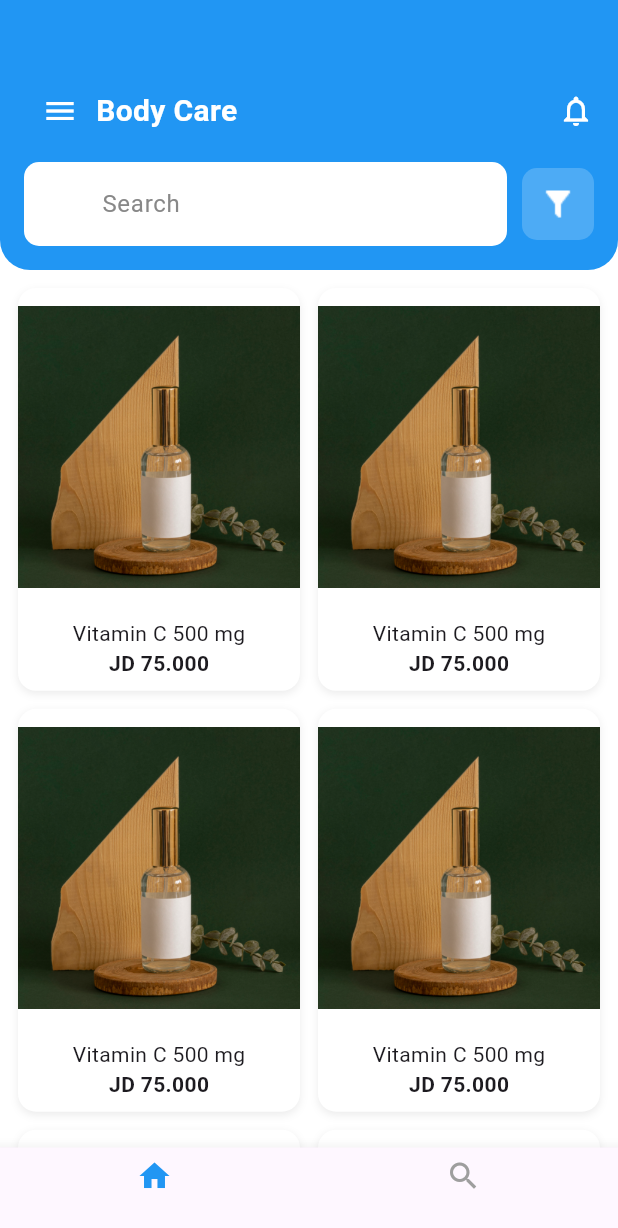
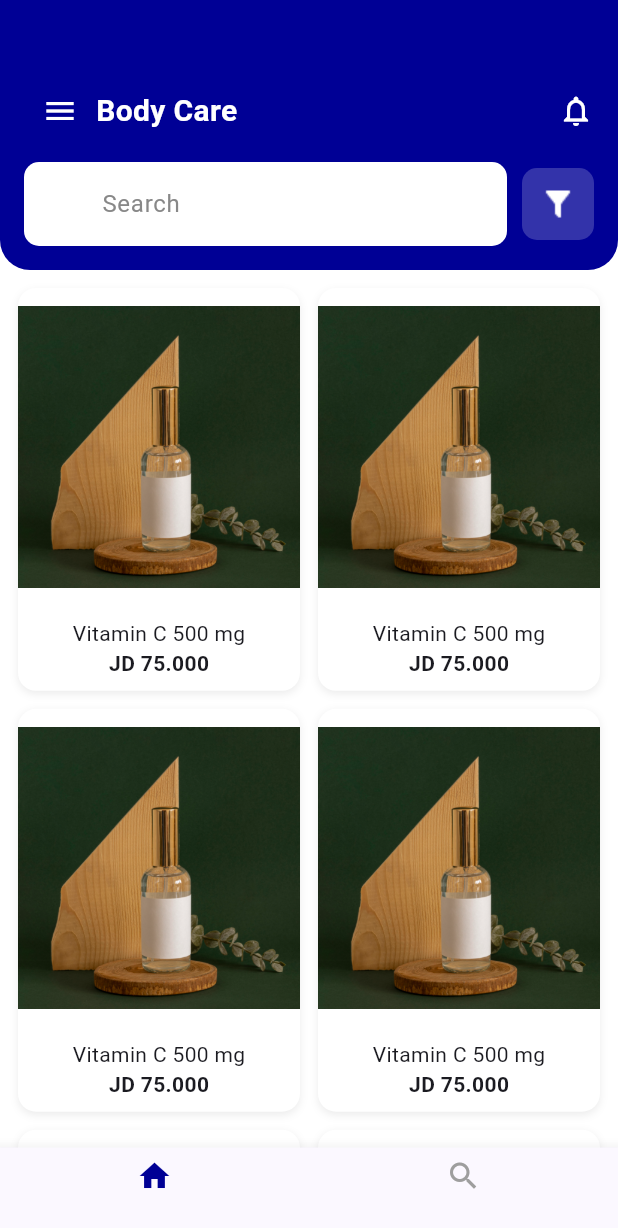
Before and after one commit to Mahmoud810/AST-Graduation-Project, a Flutter app: the NavBar screen opened directly, on a phone screen of 412 x 824 dp. Shown: the top 1228 px of the screen. Run offline on Flutter 3.47's test engine with Material 3 defaults, Android fonts, the phone set to English and light mode, and no system bars; our stand-ins replace cached_network_image, dartz, dio, firebase_messaging, flutter_local_notifications, flutter_svg and 9 more; accounts and stored records are empty; network calls fail.

Commit message:
handle colors

```diff
--- a/lib/NavBar.dart
+++ b/lib/NavBar.dart
@@ -1,8 +1,10 @@
 import 'package:flutter/material.dart';
+// import 'package:graduation_project/core/core/theme/colors.dart';
+import 'package:graduation_project/constants.dart';
 
 import 'screens/home.dart';
 
-const Color appColor = Colors.blue; // Define your app color here
+// const Color AppColors.appbarColor = Colors.blue; // Define your app color here
 
 class NavBar extends StatefulWidget {
   const NavBar({super.key});
@@ -29,7 +31,10 @@ class _NavBarState extends State<NavBar> {
 
   BottomNavigationBarItem buildNavItem(IconData icon, String label, int index) {
     return BottomNavigationBarItem(
-      icon: Icon(icon, color: _selectedIndex == index ? appColor : Colors.grey),
+      icon: Icon(
+        icon,
+        color: _selectedIndex == index ? AppColors.appColor : AppColors.grey,
+      ),
       label: label,
     );
   }
@@ -42,8 +47,8 @@ class _NavBarState extends State<NavBar> {
         type: BottomNavigationBarType.fixed,
         currentIndex: _selectedIndex,
         onTap: _onItemTapped,
-        selectedItemColor: appColor,
-        unselectedItemColor: Colors.grey,
+        selectedItemColor: AppColors.appColor,
+        unselectedItemColor: AppColors.grey,
         items: [
           buildNavItem(Icons.home, "", 0),
           buildNavItem(Icons.search, "", 1), // Added second item
--- a/lib/constants.dart
+++ b/lib/constants.dart
@@ -2,8 +2,11 @@
 import 'package:flutter/material.dart';
 
 class AppColors {
-  static const Color appColor = Color(0xFF006A3D); // your main green color
+  // AppColors._(); // this basically makes it so you can instantiate this class
+  static const Color appColor = Color(0xFF000095); // your main green color
   static const Color textDark = Color(0xFF333333);
   static const Color textHint = Color(0xFFB0B0B0);
   static const Color white = Colors.white;
+  static const Color red = Colors.red;
+  static const Color grey = Colors.grey;
 }
--- a/lib/screens/baseview.dart
+++ b/lib/screens/baseview.dart
@@ -19,10 +19,9 @@ class BaseView extends StatelessWidget {
   @override
   Widget build(BuildContext context) {
     return Scaffold(
-      backgroundColor: Colors.white, // Body background
+      backgroundColor: AppColors.white, // Body background
       body: Column(
         children: [
-          // 🟩 Green Header
           Container(
             width: double.infinity,
             padding: const EdgeInsets.only(
@@ -32,7 +31,7 @@ class BaseView extends StatelessWidget {
               bottom: 16,
             ),
             decoration: const BoxDecoration(
-              color: Colors.blue, // Green background like in the image
+              color: AppColors.appColor, // Green background like in the image
               borderRadius: BorderRadius.only(
                 bottomLeft: Radius.circular(20),
                 bottomRight: Radius.circular(20),
@@ -48,13 +47,13 @@ class BaseView extends StatelessWidget {
                     Row(
                       children: [
                         IconButton(
-                          icon: const Icon(Icons.menu, color: Colors.white),
+                          icon: const Icon(Icons.menu, color: AppColors.white),
                           onPressed: () {},
                         ),
                         Text(
                           title,
                           style: const TextStyle(
-                            color: Colors.white,
+                            color: AppColors.white,
                             fontSize: 20,
                             fontWeight: FontWeight.bold,
                           ),
@@ -63,7 +62,7 @@ class BaseView extends StatelessWidget {
                     ),
                     Row(
                       children: const [
-                        Icon(Icons.notifications_none, color: Colors.white),
+                        Icon(Icons.notifications_none, color: AppColors.white),
                       ],
                     ),
                   ],
@@ -97,7 +96,7 @@ class BaseView extends StatelessWidget {
                     const SizedBox(width: 10),
                     Container(
                       decoration: BoxDecoration(
-                        color: Colors.white.withOpacity(0.2),
+                        color: AppColors.white.withOpacity(0.2),
                         borderRadius: BorderRadius.circular(10),
                       ),
                       child: IconButton(
--- a/lib/screens/home.dart
+++ b/lib/screens/home.dart
@@ -1,4 +1,5 @@
 import 'package:flutter/material.dart';
+import 'package:graduation_project/constants.dart';
 import 'baseview.dart';
 
 class HomeScreen extends StatelessWidget {
@@ -21,11 +22,11 @@ class HomeScreen extends StatelessWidget {
         itemCount: 10,
         itemBuilder: (context, index) => Container(
           decoration: BoxDecoration(
-            color: Colors.white,
+            color: AppColors.white,
             borderRadius: BorderRadius.circular(12),
             boxShadow: [
               BoxShadow(
-                color: Colors.grey.withOpacity(0.2),
+                color: AppColors.grey.withOpacity(0.2),
                 blurRadius: 4,
                 offset: const Offset(0, 2),
               ),
--- a/lib/widgets/cart_item_widget.dart
+++ b/lib/widgets/cart_item_widget.dart
@@ -1,5 +1,5 @@
 import 'package:flutter/material.dart';
-
+import 'package:graduation_project/constants.dart';
 import '../models/cart_item_model.dart';
 
 class CartItemWidget extends StatelessWidget {
@@ -38,7 +38,7 @@ class CartItemWidget extends StatelessWidget {
           ],
         ),
         trailing: IconButton(
-          icon: const Icon(Icons.delete, color: Colors.red),
+          icon: const Icon(Icons.delete, color: AppColors.red),
           onPressed: onDelete,
         ),
       ),
```
Also changed, not shown: lib/main.dart (+6 -1 lines), lib/screens/add_address_screen.dart (+7 -4 lines), lib/screens/cart_screen.dart (+8 -5 lines), lib/screens/payment_success_screen.dart (+5 -4 lines), lib/screens/payment_summary_screen.dart (+13 -9 lines), lib/screens/payment_visa_screen.dart (+5 -4 lines), 3 other files.
